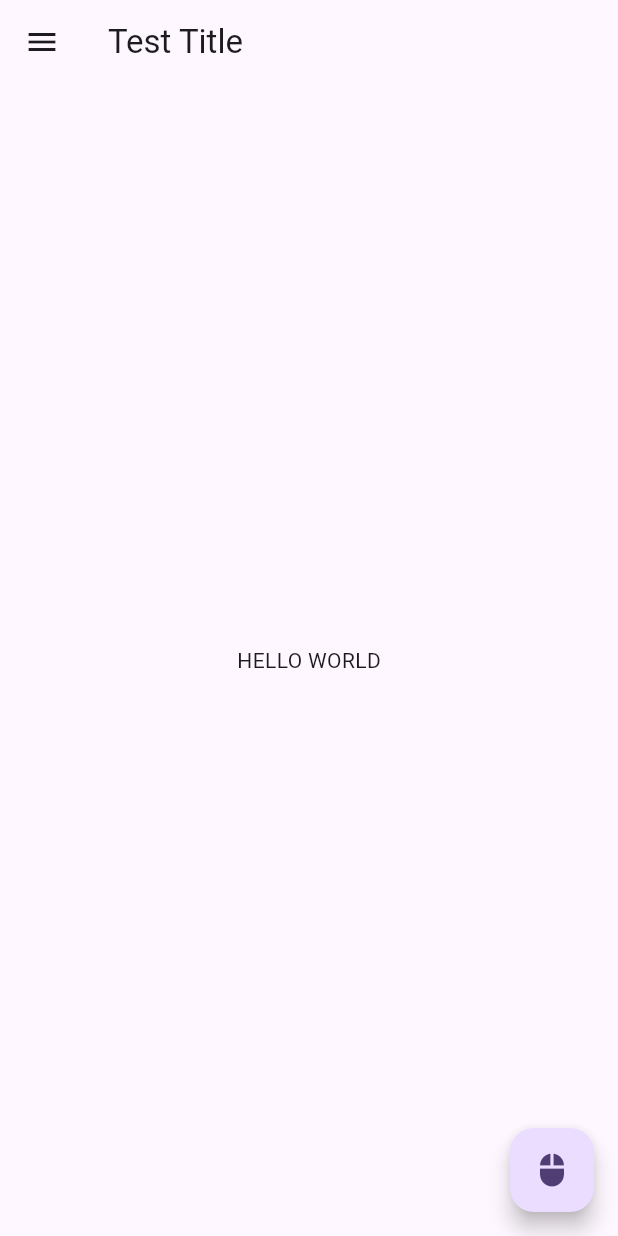
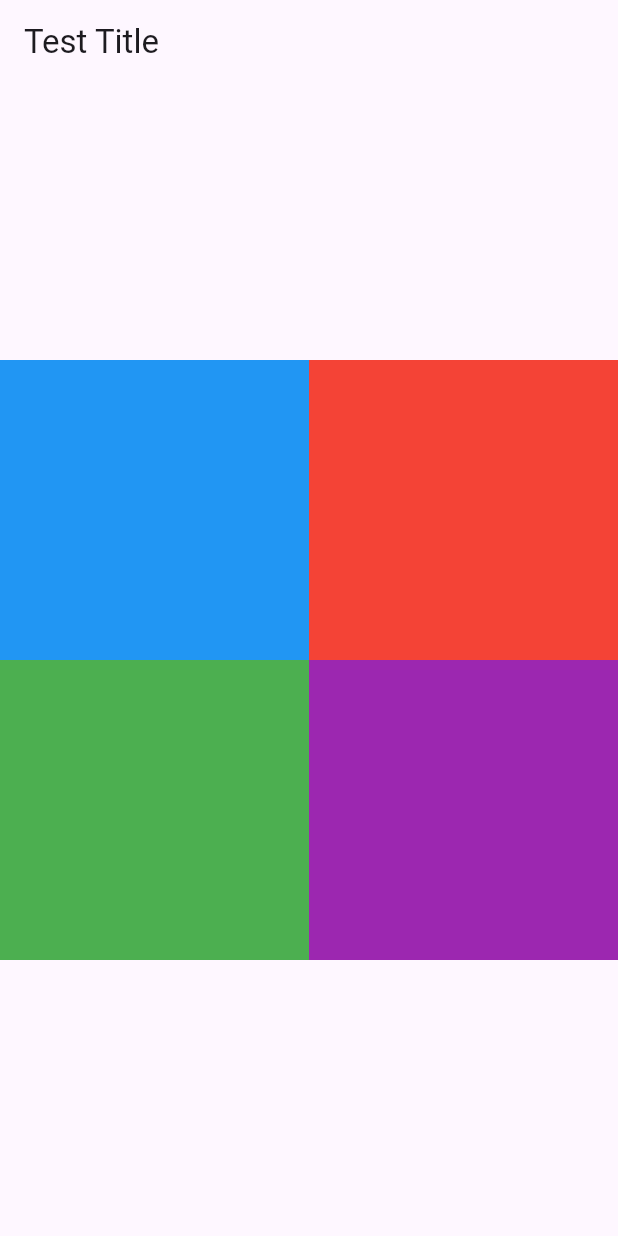
Before and after one commit to beebe0mg/Flutter-Study, a Flutter app: the screen it shows after launch, on a phone screen of 412 x 824 dp. Run offline on Flutter 3.47's test engine with Material 3 defaults, Android fonts, the phone set to English and light mode, and no system bars.

Commit message:
Learn : 행과 열 구성하기

```diff
--- a/flutter_study/lib/main.dart
+++ b/flutter_study/lib/main.dart
@@ -34,28 +34,43 @@ class _MyHomePageState extends State<MyHomePage> {
       appBar: AppBar(
         title: const Text("Test Title"),
       ),
-      drawer: Drawer(
-        child: ListView(
-          padding: EdgeInsets.zero,
-          children: const <Widget> [
-            DrawerHeader(
-              decoration: BoxDecoration(
-                color: Colors.blue,
-              ),
-              child: Text("Drawer Header Part"),
+      body: Container(
+        alignment: Alignment.topLeft,
+        child: Column(
+          mainAxisAlignment: MainAxisAlignment.center,
+          children: [
+            Row(
+              mainAxisAlignment: MainAxisAlignment.center,
+              children: [
+                Container(
+                  width: MediaQuery.of(context).size.width / 2,
+                  height: 200,
+                  color: Colors.blue,
+                ),
+                Container(
+                  width: MediaQuery.of(context).size.width / 2,
+                  height: 200,
+                  color: Colors.red,
+                ),
+              ],
             ),
-              ListTile(
-                title: Text("Menu 1"),
-              ),
+            Row(
+              mainAxisAlignment: MainAxisAlignment.center,
+              children: [
+                Container(
+                  width: MediaQuery.of(context).size.width / 2,
+                  height: 200,
+                  color: Colors.green,
+                ),
+                Container(
+                  width: MediaQuery.of(context).size.width / 2,
+                  height: 200,
+                  color: Colors.purple,
+                ),
+              ],
+            ),
           ],
         ),
-      ),
-      body: const Center (
-        child: Text("HELLO WORLD")
-      ),
-      floatingActionButton: FloatingActionButton(
-        onPressed: () => print("clicked"),
-        child: const Icon(Icons.mouse),
       ),
     );
   }
```
